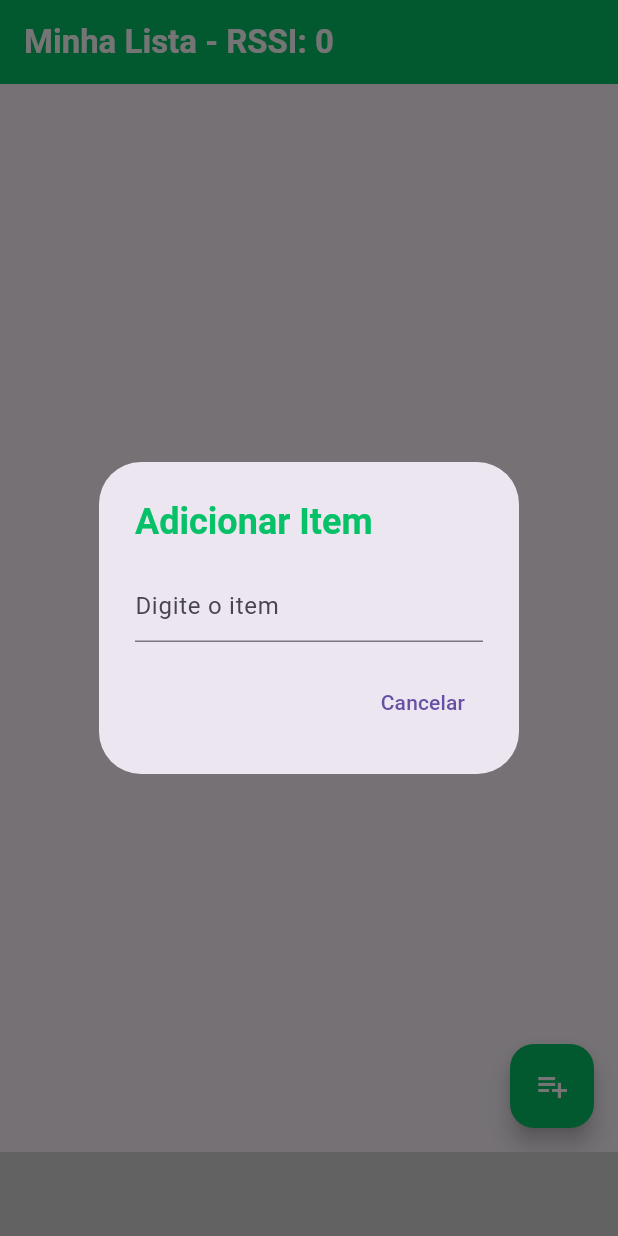
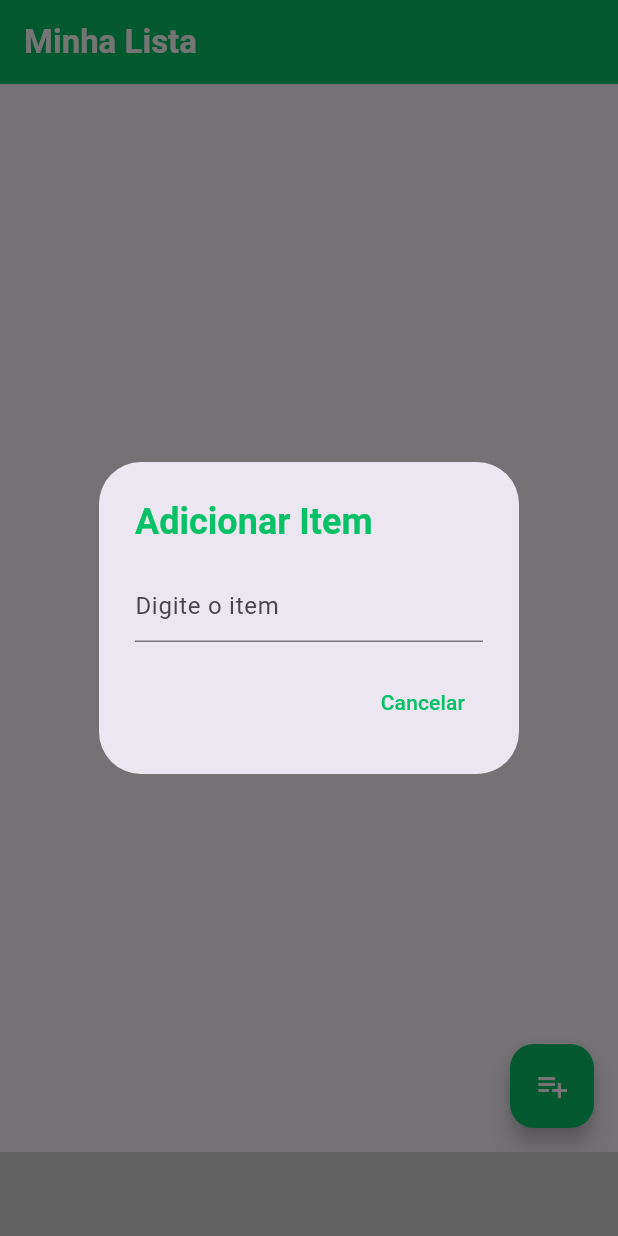
Before and after one commit to Grupo-13-Senac/BShop, a Flutter app: the screen it shows after launch, after a tap on the "playlist add" icon, on a phone screen of 412 x 824 dp. Run offline on Flutter 3.47's test engine with Material 3 defaults, Android fonts, the phone set to English and light mode, and no system bars; our stand-ins replace flutter_blue, get, lottie, permission_handler, shared_preferences; missing offline and left inert: ff_navigation_bar_plus.

Commit message:
update screenshots

```diff
--- a/lib/pages/minhaLista.dart
+++ b/lib/pages/minhaLista.dart
@@ -250,7 +250,9 @@ class _MinhaListaState extends State<MinhaLista> {
                           onPressed: () {
                             Navigator.pop(context);
                           },
-                          child: Text('Cancelar'),
+                          child: Text('Cancelar', style: TextStyle(
+                            color: kPrimareColor
+                          ),),
                         ),
                       ],
                     ),
@@ -264,8 +266,12 @@ class _MinhaListaState extends State<MinhaLista> {
       ),
       appBar: AppBar(
         backgroundColor: kPrimareColor,
-        title: Text(
+        title: /*Text(
           'Minha Lista - RSSI: $rssiValue',
+          style: TextStyle(color: Colors.white, fontWeight: FontWeight.bold),
+        ),*/
+        Text(
+          'Minha Lista',
           style: TextStyle(color: Colors.white, fontWeight: FontWeight.bold),
         ),
       ),
```
Also changed, not shown: 9 other files.
